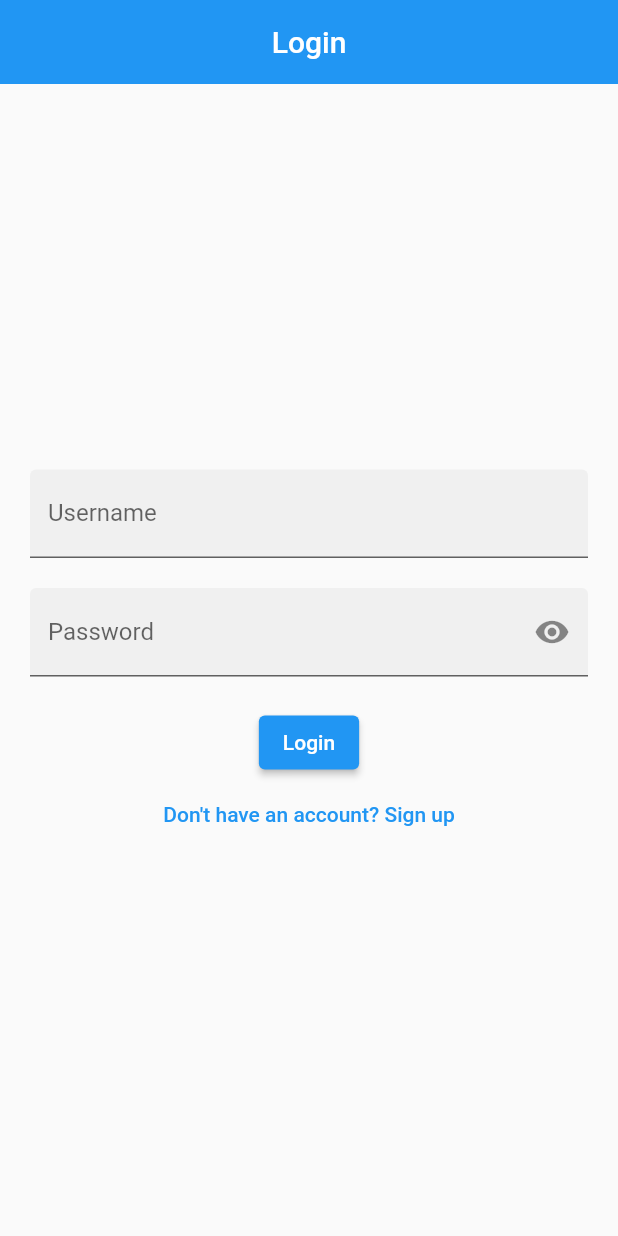
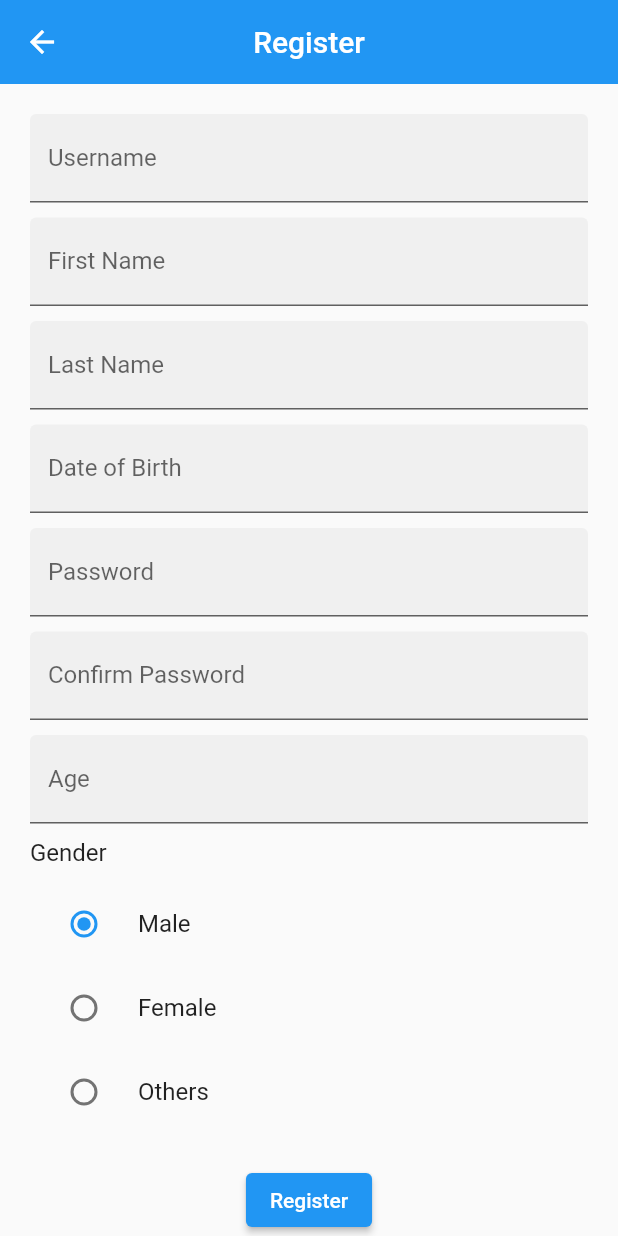
Before and after one commit to Inish-Bashyal/FitBit-Mobile, a Flutter app: the screen it shows after launch, after a tap on "Don't have an account? Sign up", on a phone screen of 412 x 824 dp. Run offline on Flutter 3.47's test engine with Material 2 defaults, Android fonts, the phone set to English and light mode, and no system bars.

Commit message:
Register Page created

```diff
--- a/lib/app.dart
+++ b/lib/app.dart
@@ -1,4 +1,5 @@
 import 'package:fitbit/view/login_view.dart';
+import 'package:fitbit/view/register_view.dart';
 import 'package:flutter/material.dart';
 
 class App extends StatelessWidget {
@@ -11,6 +12,7 @@ class App extends StatelessWidget {
       initialRoute: '/loginRoute',
       routes: {
         '/loginRoute': (context) => const LoginView(),
+        '/registerRoute': (context) => const RegisterView(),
       },
     );
   }
--- a/lib/view/login_view.dart
+++ b/lib/view/login_view.dart
@@ -56,7 +56,9 @@ class _LoginViewState extends State<LoginView> {
                 child: const Text('Login'),
               ),
               TextButton(
-                onPressed: () {},
+                onPressed: () {
+                  Navigator.pushNamed(context, '/registerRoute');
+                },
                 child: const Text("Don't have an account? Sign up"),
               ),
             ],
--- /dev/null
+++ b/lib/view/register_view.dart
@@ -0,0 +1,125 @@
+import 'package:flutter/material.dart';
+
+class RegisterView extends StatefulWidget {
+  const RegisterView({super.key});
+
+  @override
+  State<RegisterView> createState() => _RegisterViewState();
+}
+
+class _RegisterViewState extends State<RegisterView> {
+  String gender = 'Male';
+
+  void handleGenderChange(String value) {
+    setState(() {
+      gender = value;
+    });
+  }
+
+  @override
+  Widget build(BuildContext context) {
+    return Scaffold(
+      appBar: AppBar(
+        title: const Text('Register'),
+        centerTitle: true,
+        elevation: 0,
+      ),
+      body: SingleChildScrollView(
+        child: Center(
+          child: Padding(
+            padding: const EdgeInsets.all(20.0),
+            child: Column(
+              mainAxisAlignment: MainAxisAlignment.center,
+              children: [
+                const TextField(
+                  decoration: InputDecoration(
+                    labelText: 'Username',
+                    filled: true,
+                  ),
+                ),
+                const SizedBox(height: 10.0),
+                const TextField(
+                  decoration: InputDecoration(
+                    labelText: 'First Name',
+                    filled: true,
+                  ),
+                ),
+                const SizedBox(height: 10.0),
+                const TextField(
+                  decoration: InputDecoration(
+                    labelText: 'Last Name',
+                    filled: true,
+                  ),
+                ),
+                const SizedBox(height: 10.0),
+                const TextField(
+                  decoration: InputDecoration(
+                    labelText: 'Date of Birth',
+                    filled: true,
+                  ),
+                ),
+                const SizedBox(height: 10.0),
+                const TextField(
+                  obscureText: true,
+                  decoration: InputDecoration(
+                    labelText: 'Password',
+                    filled: true,
+                  ),
+                ),
+                const SizedBox(height: 10.0),
+                const TextField(
+                  obscureText: true,
+                  decoration: InputDecoration(
+                    labelText: 'Confirm Password',
+                    filled: true,
+                  ),
+                ),
+                const SizedBox(height: 10.0),
+                const TextField(
+                  decoration: InputDecoration(
+                    labelText: 'Age',
+                    filled: true,
+                  ),
+                ),
+                const SizedBox(height: 10.0),
+                Container(
+                  alignment: Alignment.topLeft,
+                  child: const Text(
+                    'Gender',
+                    style: TextStyle(
+                      fontSize: 16.0,
+                    ),
+                  ),
+                ),
+                const SizedBox(height: 10.0),
+                RadioListTile(
+                  title: const Text('Male'),
+                  value: 'Male',
+                  groupValue: gender,
+                  onChanged: (value) => handleGenderChange('Male'),
+                ),
+                RadioListTile(
+                  title: const Text('Female'),
+                  value: 'Female',
+                  groupValue: gender,
+                  onChanged: (value) => handleGenderChange('Female'),
+                ),
+                RadioListTile(
+                  title: const Text('Others'),
+                  value: 'Others',
+                  groupValue: gender,
+                  onChanged: (value) => handleGenderChange('Others'),
+                ),
+                const SizedBox(height: 20.0),
+                ElevatedButton(
+                  onPressed: () {},
+                  child: const Text('Register'),
+                ),
+              ],
+            ),
+          ),
+        ),
+      ),
+    );
+  }
+}
```
